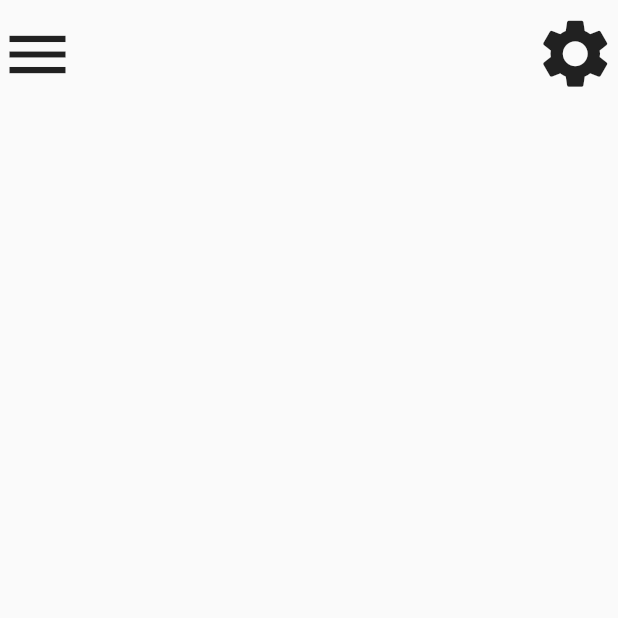
After one commit to Ja1zinh0/app_medico, a Flutter app: the EditarPerfil screen opened by its route, on a phone screen of 412 x 824 dp, the top half of it. The commit adds this screen. Run offline on Flutter 3.47's test engine with Material 2 defaults, Android fonts, the phone set to English and light mode, and no system bars; our stand-ins replace font_awesome_flutter.

Commit message:
Adição da tela editar perfil

```diff
--- a/lib/main.dart
+++ b/lib/main.dart
@@ -6,6 +6,7 @@ import 'package:flutter/material.dart';
 import 'view/tela_login.dart';
 import 'view/tela_sobre.dart';
 import 'view/tela_principal.dart';
+import 'view/editar_perfil.dart';
 
 void main() {
   runApp(
@@ -20,6 +21,7 @@ void main() {
           'telaCadastro': (context) => const TelaCadastrar(),
           'telaSobre': (context) => const TelaSobre(),
           'telaPrincipal': (context) => const TelaPrincipal(),
+          'editarPerfil': (context) => const EditarPerfil(),
         }),
   );
 }
--- /dev/null
+++ b/lib/view/editar_perfil.dart
@@ -0,0 +1,48 @@
+import 'package:flutter/material.dart';
+
+class EditarPerfil extends StatefulWidget {
+  const EditarPerfil({super.key});
+
+  @override
+  State<EditarPerfil> createState() => _EditarPerfilState();
+}
+
+class _EditarPerfilState extends State<EditarPerfil> {
+  @override
+  Widget build(BuildContext context) {
+    return Scaffold(
+      body: Column(
+        children: [
+          Row(
+            children: [
+              InkWell(
+                onTap: () {},
+                child: const Icon(
+                  Icons.menu,
+                  size: 50,
+                ),
+              ),
+              SizedBox(
+                width: MediaQuery.of(context).size.width - 114,
+              ),
+              Column(
+                children: [
+                  IconButton(
+                    onPressed: () {},
+                    icon: const Icon(
+                      Icons.settings,
+                      size: 55,
+                    ),
+                  ),
+                 const SizedBox(
+                    height: 25,
+                  ),
+                ],
+              ),
+            ],
+          )
+        ],
+      ),
+    );
+  }
+}
--- a/lib/view/funcoes.dart
+++ b/lib/view/funcoes.dart
@@ -30,7 +30,7 @@ Widget InserirTexto({
 Widget criarTexto(String texto){
   return Text(
     texto,
-    style: TextStyle(
+    style: const TextStyle(
       fontSize: 20,
       fontFamily: 'Arial',
       fontWeight: FontWeight.bold,
--- a/lib/view/tela_principal.dart
+++ b/lib/view/tela_principal.dart
@@ -55,10 +55,10 @@ class _TelaPrincipalState extends State<TelaPrincipal> {
                               ),
                               Row(
                                 children: [
-                                  const SizedBox(
+                                  SizedBox(
                                     width: 100,
                                   ),
-                                  const Icon(
+                                  Icon(
                                     Icons.account_circle_outlined,
                                     size: 60,
                                   )
@@ -75,7 +75,7 @@ class _TelaPrincipalState extends State<TelaPrincipal> {
               ListTile(
                 title: criarTexto('Editar perfil'),
                 onTap: () {
-                  // Faça algo ao pressionar o item "Teste"
+                   Navigator.pushNamed(context, 'editarPerfil', arguments: null);
                 },
               ),
               const Divider(
```
